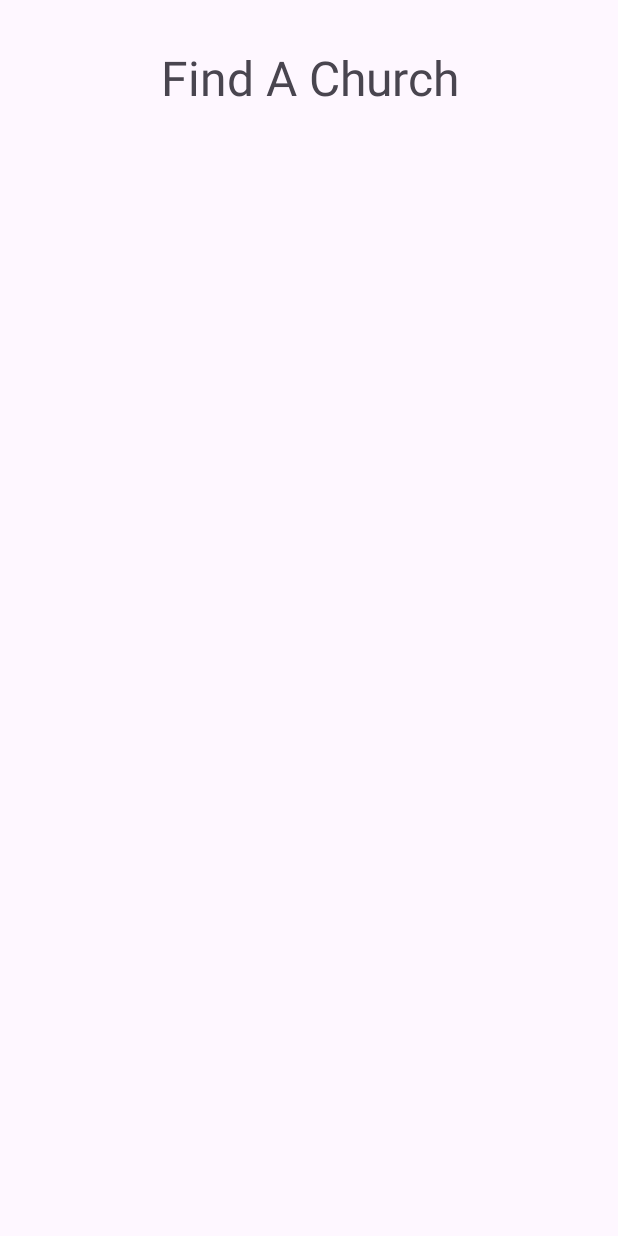
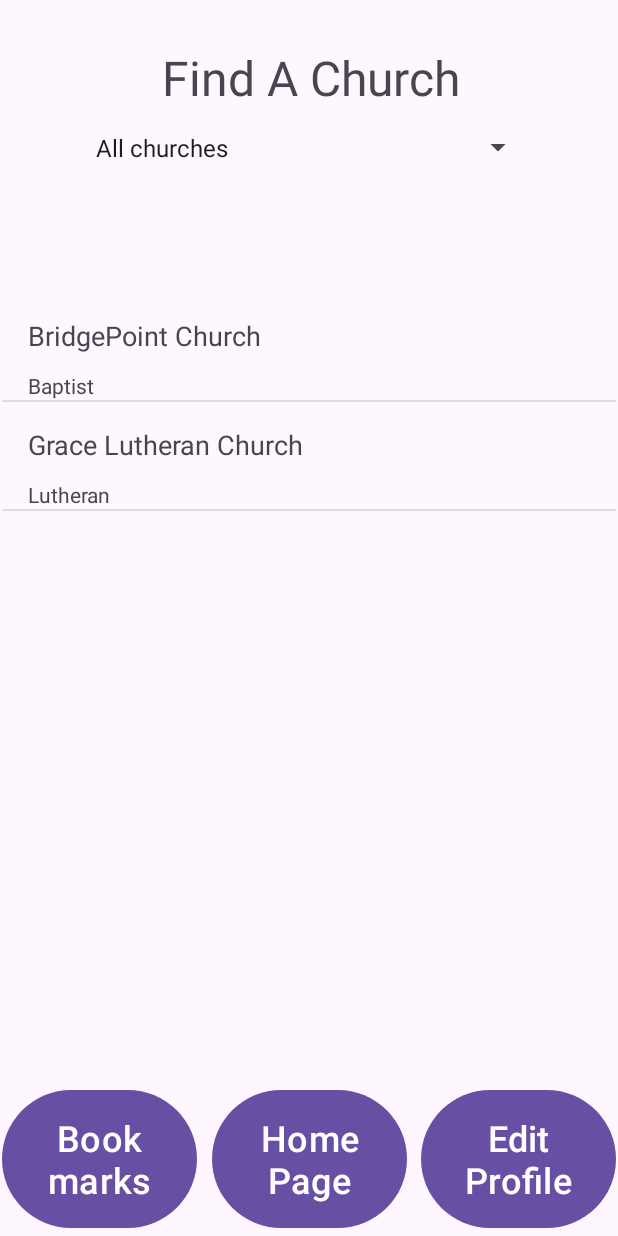
Before and after one commit to GabrielBall05/ChurchFinderApp, an Android app: the UserNoChurchHome screen opened directly, with no data from a screen before it, on a phone screen of 412 x 824 dp. Run offline under Robolectric (Android 15) with nearby library versions, the phone set to English and light mode, and no system bars.

Commit message:
User (with no church) can find a church now
-Filters include: All churches, search by name, search by denomination, search by city.
-When searching by name or city, the user can type whatever they want to search.
-When searching by denomination, the user has a drop down of all the preset denominations.
-Adding or removing any text from the search box updates the list (same with selecting a new denomination from the drop down menu).
-Menu bar for that page made

```diff
--- /dev/null
+++ b/ChurchApp/app/src/main/java/com/example/churchapp/Adapters/ListOfChurchesAdapter.java
@@ -0,0 +1,63 @@
+package com.example.churchapp.Adapters;
+
+import android.app.Activity;
+import android.content.Context;
+import android.view.LayoutInflater;
+import android.view.View;
+import android.view.ViewGroup;
+import android.widget.BaseAdapter;
+import android.widget.TextView;
+
+import com.example.churchapp.Models.Church;
+import com.example.churchapp.Models.Event;
+import com.example.churchapp.R;
+
+import java.util.ArrayList;
+
+public class ListOfChurchesAdapter extends BaseAdapter
+{
+    ArrayList<Church> listOfChurches;
+    Context context;
+
+    public ListOfChurchesAdapter(Context c, ArrayList<Church> ls)
+    {
+        context = c;
+        listOfChurches = ls;
+    }
+
+    @Override
+    public int getCount()
+    {
+        return listOfChurches.size();
+    }
+
+    @Override
+    public Object getItem(int i)
+    {
+        return listOfChurches.get(i);
+    }
+
+    @Override
+    public long getItemId(int i)
+    {
+        return i;
+    }
+
+    @Override
+    public View getView(int i, View view, ViewGroup parent)
+    {
+        if (view == null)
+        {
+            LayoutInflater mInflater = (LayoutInflater) context.getSystemService(Activity.LAYOUT_INFLATER_SERVICE);
+            view = mInflater.inflate(R.layout.filtered_churches_custom_cell, null);
+        }
+
+        TextView tv_name = view.findViewById(R.id.tv_filteredChurchesCC_name);
+        TextView tv_denomination = view.findViewById(R.id.tv_filteredChurchesCC_denomination);
+        Church church = listOfChurches.get(i);
+        tv_name.setText(church.getName());
+        tv_denomination.setText(church.getDenomination());
+
+        return view;
+    }
+}
--- a/ChurchApp/app/src/main/java/com/example/churchapp/Confirmations/DeleteConfirmation.java
+++ b/ChurchApp/app/src/main/java/com/example/churchapp/Confirmations/DeleteConfirmation.java
@@ -107,6 +107,7 @@ public class DeleteConfirmation extends AppCompatActivity
                 else if (cameFrom.equals("editChurchProfileIntent"))
                 {
                     Log.v("Button Press", "Deleting Church - Moving to MainActivity");
+                    eventsDb.deleteChurchEvents(Session.getChurch().getEmail());
                     churchesDb.deleteChurch(Session.getChurch().getEmail());
                     startActivity(mainActivityIntent);
                 }
@@ -136,7 +137,6 @@ public class DeleteConfirmation extends AppCompatActivity
                 }
                 else if (cameFrom.equals("editChurchProfileIntent"))
                 {
-
                     Log.v("Button Press", "Not Deleting - Moving back to ");
                     startActivity(editChurchProfileIntent);
                 }
--- a/ChurchApp/app/src/main/java/com/example/churchapp/Database/ChurchesTableHelper.java
+++ b/ChurchApp/app/src/main/java/com/example/churchapp/Database/ChurchesTableHelper.java
@@ -165,7 +165,7 @@ public class ChurchesTableHelper
     {
         ArrayList<Church> listOfChurches = new ArrayList<Church>();
 
-        String selectQuery = "SELECT * FROM " + DatabaseVariables.CHURCHES_TABLE + " WHERE city = '" + c + "';";
+        String selectQuery = "SELECT * FROM " + DatabaseVariables.CHURCHES_TABLE + " WHERE city LIKE '%" + c + "%';";
 
         SQLiteDatabase db = ctx.getReadableDatabase();
         Cursor cursor = db.rawQuery(selectQuery, null);
--- a/ChurchApp/app/src/main/java/com/example/churchapp/MainActivity.java
+++ b/ChurchApp/app/src/main/java/com/example/churchapp/MainActivity.java
@@ -168,6 +168,7 @@ public class MainActivity extends AppCompatActivity
         });
     }
 
+    /**========================================GET THE ACCOUNT TYPE ASSOCIATED WITH THIS EMAIL========================================*/
     public String getEmailAccountType(String email)
     {
         if (usersDb.getUserByEmail(email) != null)
@@ -212,7 +213,7 @@ public class MainActivity extends AppCompatActivity
 
 
 
-    //LOGGING ALL USERS AND CHURCHES FOR TESTING
+    /**========================================LOGGIN ALL USERS AND CHURCHES FOR TESTING (EMAILS & PASSWORDS)========================================*/
     private void logAllUsersAndChurches()
     {
         Log.i("USERS", "==========ALL USERS==========");
--- a/ChurchApp/app/src/main/java/com/example/churchapp/Other/CreateChurch.java
+++ b/ChurchApp/app/src/main/java/com/example/churchapp/Other/CreateChurch.java
@@ -14,6 +14,7 @@ import android.widget.Spinner;
 import android.widget.TextView;
 import android.widget.Toast;
 
+import com.example.churchapp.ChurchIntents.ChurchHome;
 import com.example.churchapp.Database.ChurchesTableHelper;
 import com.example.churchapp.Database.UsersTableHelper;
 import com.example.churchapp.MainActivity;
@@ -77,7 +78,7 @@ public class CreateChurch extends AppCompatActivity
 
         //INTENTS
         mainActivityIntent = new Intent(CreateChurch.this, MainActivity.class);
-        churchHomeIntent = new Intent(CreateChurch.this, UserNoChurchHome.class);
+        churchHomeIntent = new Intent(CreateChurch.this, ChurchHome.class);
 
         //FUNCTIONS
         registerButtonClick();
@@ -134,8 +135,8 @@ public class CreateChurch extends AppCompatActivity
                         //ORDER: email, password, name, denomination, statementOfFaith, streetAddress, city, number
                         Church church = new Church(email, password, name, denomination, statement, address, city, number);
                         churchesDb.createChurch(church);
+                        Log.v("CREATED", "Created account - Moving to ChurchHome");
                         startActivity(churchHomeIntent);
-                        Log.v("CREATED", "Created account - Moving to ChurchHome");
                     }
                     else //If it's not unique
                     {
--- a/ChurchApp/app/src/main/java/com/example/churchapp/UserNoChurchIntents/UserNoChurchHome.java
+++ b/ChurchApp/app/src/main/java/com/example/churchapp/UserNoChurchIntents/UserNoChurchHome.java
@@ -2,17 +2,289 @@ package com.example.churchapp.UserNoChurchIntents;
 
 import androidx.appcompat.app.AppCompatActivity;
 
+import android.content.Intent;
 import android.os.Bundle;
+import android.text.Editable;
+import android.text.TextWatcher;
+import android.util.Log;
+import android.view.View;
+import android.widget.AdapterView;
+import android.widget.ArrayAdapter;
+import android.widget.Button;
+import android.widget.EditText;
+import android.widget.ListView;
+import android.widget.Spinner;
+import android.widget.Toast;
 
+import com.example.churchapp.Adapters.ListOfChurchesAdapter;
+import com.example.churchapp.Adapters.MyEventsAdapter;
+import com.example.churchapp.Database.ChurchesTableHelper;
+import com.example.churchapp.Models.Church;
+import com.example.churchapp.Models.Event;
+import com.example.churchapp.Other.Session;
 import com.example.churchapp.R;
+
+import java.util.ArrayList;
 
 public class UserNoChurchHome extends AppCompatActivity
 {
+    //GUI
+    EditText et_search;
+    Spinner sp_filter;
+    Spinner sp_denominations;
+    ListView lv_churches;
+    Button btn_bookmarks;
+    Button btn_editProfile;
+
+    //DATABASE
+    ChurchesTableHelper churchesDb;
+
+    //INTENTS
+    Intent churchDetailsIntent;
+    Intent bookmarksIntent;
+    Intent editUserProfileIntent;
+
+    //STRINGS
+    String searchByName = "Search by name";
+    String searchByDenomination = "Search by denomination";
+    String searchByCity = "Search by city";
+    String allChurches = "All churches";
+
+    //BOOLEANS
+    Boolean searchingByName = false;
+    Boolean searchingByCity = false;
+    Boolean searchingByDenomination = false;
+
+    //ADAPTER
+    ListOfChurchesAdapter adapter;
+
+    //ARRAYLIST
+    ArrayList<Church> listOfChurches;
+
 
     @Override
     protected void onCreate(Bundle savedInstanceState)
     {
         super.onCreate(savedInstanceState);
         setContentView(R.layout.activity_user_no_church_home);
+
+        //GUI
+        et_search = findViewById(R.id.et_userNCHome_search);
+        sp_filter = findViewById(R.id.sp_userNCHome_filter);
+        sp_denominations = findViewById(R.id.sp_userNCHome_denominations);
+        lv_churches = findViewById(R.id.lv_userNCHome_churches);
+        btn_bookmarks = findViewById(R.id.btn_userNCHome_bookmarks);
+        btn_editProfile = findViewById(R.id.btn_userNCHome_editProfile);
+
+        //DATABASE
+        churchesDb = new ChurchesTableHelper(this);
+
+        //INTENTS
+        churchDetailsIntent = new Intent(UserNoChurchHome.this, ChurchDetails.class);
+        bookmarksIntent = new Intent(UserNoChurchHome.this, BookmarkedChurches.class);
+        editUserProfileIntent = new Intent(UserNoChurchHome.this, EditUserProfile.class);
+
+        //FILTER SPINNER
+        ArrayAdapter<CharSequence> filterAdapter = ArrayAdapter.createFromResource(this, R.array.filter, android.R.layout.simple_spinner_item);
+        filterAdapter.setDropDownViewResource(android.R.layout.simple_spinner_dropdown_item);
+        sp_filter.setAdapter(filterAdapter);
+
+        //DENOMINATIONS SPINNER
+        ArrayAdapter<CharSequence> denominationsAdapter = ArrayAdapter.createFromResource(this, R.array.denominations, android.R.layout.simple_spinner_item);
+        denominationsAdapter.setDropDownViewResource(android.R.layout.simple_spinner_dropdown_item);
+        sp_denominations.setAdapter(denominationsAdapter);
+
+        //ARRAYLIST
+        listOfChurches = new ArrayList<Church>();
+        listOfChurches = churchesDb.getAllChurches();
+
+        //FUNCTIONS
+        fillListView();
+        searchBarChange();
+        listViewItemSelect();
+        filterSelect();
+        denominationSelect();
+        bookmarksButtonClick();
+        editProfileButtonClick();
+    }
+
+    /**========================================SEARCH BAR CHANGE========================================*/
+    private void searchBarChange()
+    {
+        et_search.addTextChangedListener(new TextWatcher()
+        {
+            @Override
+            public void beforeTextChanged(CharSequence s, int start, int count, int after) {}
+            @Override
+            public void onTextChanged(CharSequence s, int start, int before, int count)
+            {
+                String text = s.toString();
+                listOfChurches = new ArrayList<Church>();
+
+                if (searchingByName)
+                {
+                    listOfChurches = churchesDb.getChurchesByName(text);
+                }
+                else if (searchingByCity)
+                {
+                    listOfChurches = churchesDb.getChurchesByCity(text);
+                }
+
+                fillListView();
+            }
+            @Override
+            public void afterTextChanged(Editable s) {}
+        });
+    }
+
+    /**========================================LIST VIEW ITEM CLICK========================================*/
+    private void listViewItemSelect()
+    {
+        lv_churches.setOnItemClickListener(new AdapterView.OnItemClickListener()
+        {
+            @Override
+            public void onItemClick(AdapterView<?> parent, View view, int i, long id)
+            {
+                Log.v("List View Item Select", "List View item selected - Moving to ChurchDetails");
+                churchDetailsIntent.putExtra("thisChurch", listOfChurches.get(i));
+                startActivity(churchDetailsIntent);
+            }
+        });
+    }
+
+    /**========================================FILTER SELECTED========================================*/
+    private void filterSelect()
+    {
+        sp_filter.setOnItemSelectedListener(new AdapterView.OnItemSelectedListener()
+        {
+            @Override
+            public void onItemSelected(AdapterView<?> parent, View view, int i, long id)
+            {
+                String text = parent.getItemAtPosition(i).toString();
+                Toast.makeText(parent.getContext(), text, Toast.LENGTH_SHORT).show();
+
+                if (text.equals(searchByDenomination)) //IF THE USER WANTS TO SEARCH BY DENOMINATION
+                {
+                    sp_denominations.setVisibility(View.VISIBLE);
+                    et_search.setVisibility(View.INVISIBLE);
+                    et_search.setText("");
+
+                    searchingByName = false;
+                    searchingByDenomination = true;
+                    searchingByCity = false;
+                    Log.v("SEARCHING BY: ", "Searching by denomination");
+
+                    listOfChurches = new ArrayList<Church>();
+                    listOfChurches = churchesDb.getChurchesByDenomination(sp_denominations.getSelectedItem().toString());
+                    fillListView();
+                }
+                else if (text.equals(searchByName)) //IF THE USER WANTS TO SEARCH BY NAME
+                {
+                    sp_denominations.setVisibility(View.INVISIBLE);
+                    et_search.setVisibility(View.VISIBLE);
+                    et_search.setHint("Search by name");
+                    et_search.setText("");
+
+                    searchingByName = true;
+                    searchingByDenomination = false;
+                    searchingByCity = false;
+                    Log.v("SEARCHING BY: ", "Searching by name");
+
+                    listOfChurches = new ArrayList<Church>();
+                    listOfChurches = churchesDb.getAllChurches(); //Keep them all there for now, changing the text in the search bar updates it
+                    fillListView();
+                }
+                else if (text.equals(searchByCity)) //IF THE USER WANTS TO SEARCH BY CITY
+                {
+                    sp_denominations.setVisibility(View.INVISIBLE);
+                    et_search.setVisibility(View.VISIBLE);
+                    et_search.setHint("Search by city");
+                    et_search.setText("");
+
+                    searchingByName = false;
+                    searchingByDenomination = false;
+                    searchingByCity = true;
+                    Log.v("SEARCHING BY: ", "Searching by city");
+
+                    listOfChurches = new ArrayList<Church>();
+                    listOfChurches = churchesDb.getAllChurches(); //Keep them all there for now, changing the text in the search bar updates it
+                    fillListView();
+                }
+                else if (text.equals(allChurches)) //IF THE USER WANTS TO SEE ALL CHURCHES
+                {
+                    sp_denominations.setVisibility(View.INVISIBLE);
+                    et_search.setVisibility(View.INVISIBLE);
+                    et_search.setText("");
+
+                    searchingByName = false;
+                    searchingByDenomination = false;
+                    searchingByCity = false;
+
+                    listOfChurches = new ArrayList<Church>();
+                    listOfChurches = churchesDb.getAllChurches();
+                    fillListView();
+                }
+            }
+            @Override
+            public void onNothingSelected(AdapterView<?> parent) {}
+        });
+    }
+
+    /**========================================DENOMINATION SELECTED========================================*/
+    private void denominationSelect()
+    {
+        sp_denominations.setOnItemSelectedListener(new AdapterView.OnItemSelectedListener()
+        {
+            @Override
+            public void onItemSelected(AdapterView<?> parent, View view, int i, long id)
+            {
+                String text = parent.getItemAtPosition(i).toString();
+                Toast.makeText(parent.getContext(), text, Toast.LENGTH_SHORT).show();
+
+                if (searchingByDenomination)
+                {
+                    listOfChurches = new ArrayList<Church>();
+                    listOfChurches = churchesDb.getChurchesByDenomination(text);
+                    fillListView();
+                }
+            }
+            @Override
+            public void onNothingSelected(AdapterView<?> parent) {}
+        });
+    }
+
+    /**========================================FILL LIST VIEW========================================*/
+    private void fillListView()
+    {
+        adapter = new ListOfChurchesAdapter(this, listOfChurches);
+        lv_churches.setAdapter(adapter);
+    }
+
+    /**========================================BOOKMARKS BUTTON PRESS========================================*/
+    private void bookmarksButtonClick()
+    {
+        btn_bookmarks.setOnClickListener(new View.OnClickListener()
+        {
+            @Override
+            public void onClick(View v)
+            {
+                Log.v("Button Press", "Bookmarked Churches Button Press - Moving to BookmarkedChurches");
+                startActivity(bookmarksIntent);
+            }
+        });
+    }
+
+    /**========================================EDIT PROFILE BUTTON PRESS========================================*/
+    private void editProfileButtonClick()
+    {
+        btn_editProfile.setOnClickListener(new View.OnClickListener()
+        {
+            @Override
+            public void onClick(View v)
+            {
+                Log.v("Button Press", "Edit Profile (User) Button Press - Moving to EditUserProfile");
+                startActivity(editUserProfileIntent);
+            }
+        });
     }
 }
--- a/ChurchApp/app/src/main/res/layout/activity_user_no_church_home.xml
+++ b/ChurchApp/app/src/main/res/layout/activity_user_no_church_home.xml
@@ -10,11 +10,98 @@
         android:id="@+id/textView13"
         android:layout_width="wrap_content"
         android:layout_height="wrap_content"
+        android:layout_marginStart="107dp"
         android:layout_marginTop="30dp"
+        android:layout_marginEnd="106dp"
         android:text="Find A Church"
         android:textAlignment="center"
         android:textSize="32sp"
         app:layout_constraintEnd_toEndOf="parent"
         app:layout_constraintStart_toStartOf="parent"
         app:layout_constraintTop_toTopOf="parent" />
+
+    <EditText
+        android:id="@+id/et_userNCHome_search"
+        android:layout_width="300dp"
+        android:layout_height="wrap_content"
+        android:layout_marginStart="55dp"
+        android:layout_marginTop="17dp"
+        android:layout_marginEnd="56dp"
+        android:ems="10"
+        android:hint="Search by name"
+        android:inputType="text"
+        app:layout_constraintEnd_toEndOf="parent"
+        app:layout_constraintStart_toStartOf="parent"
+        app:layout_constraintTop_toBottomOf="@+id/sp_userNCHome_filter" />
+
+    <Spinner
+        android:id="@+id/sp_userNCHome_filter"
+        android:layout_width="300dp"
+        android:layout_height="50dp"
+        android:layout_marginStart="55dp"
+        android:layout_marginEnd="56dp"
+        app:layout_constraintEnd_toEndOf="parent"
+        app:layout_constraintStart_toStartOf="parent"
+        app:layout_constraintTop_toBottomOf="@+id/textView13" />
+
+    <Spinner
+        android:id="@+id/sp_userNCHome_denominations"
+        android:layout_width="300dp"
+        android:layout_height="50dp"
+        android:layout_marginStart="55dp"
+        android:layout_marginTop="12dp"
+        android:layout_marginEnd="56dp"
+        android:visibility="invisible"
+        app:layout_constraintEnd_toEndOf="parent"
+        app:layout_constraintStart_toStartOf="parent"
+        app:layout_constraintTop_toBottomOf="@+id/sp_userNCHome_filter" />
+
+    <ListView
+        android:id="@+id/lv_userNCHome_churches"
+        android:layout_width="409dp"
+        android:layout_height="435dp"
+        android:layout_marginStart="1dp"
+        android:layout_marginTop="9dp"
+        android:layout_marginEnd="1dp"
+        app:layout_constraintEnd_toEndOf="parent"
+        app:layout_constraintStart_toStartOf="parent"
+        app:layout_constraintTop_toBottomOf="@+id/et_userNCHome_search" />
+
+    <Button
+        android:id="@+id/btn_userNCHome_bookmarks"
+        android:layout_width="130dp"
+        android:layout_height="100dp"
+        android:layout_marginStart="1dp"
+        android:layout_marginBottom="1dp"
+        android:text="Book\nmarks"
+        android:textAlignment="center"
+        android:textSize="24sp"
+        app:layout_constraintBottom_toBottomOf="parent"
+        app:layout_constraintStart_toStartOf="parent" />
+
+    <Button
+        android:id="@+id/button2"
+        android:layout_width="130dp"
+        android:layout_height="100dp"
+        android:layout_marginStart="10dp"
+        android:layout_marginEnd="9dp"
+        android:layout_marginBottom="1dp"
+        android:text="Home Page"
+        android:textAlignment="center"
+        android:textSize="24sp"
+        app:layout_constraintBottom_toBottomOf="parent"
+        app:layout_constraintEnd_toStartOf="@+id/btn_userNCHome_editProfile"
+        app:layout_constraintStart_toEndOf="@+id/btn_userNCHome_bookmarks" />
+
+    <Button
+        android:id="@+id/btn_userNCHome_editProfile"
+        android:layout_width="130dp"
+        android:layout_height="100dp"
+        android:layout_marginEnd="1dp"
+        android:layout_marginBottom="1dp"
+        android:text="Edit Profile"
+        android:textAlignment="center"
+        android:textSize="24sp"
+        app:layout_constraintBottom_toBottomOf="parent"
+        app:layout_constraintEnd_toEndOf="parent" />
 </androidx.constraintlayout.widget.ConstraintLayout>
--- /dev/null
+++ b/ChurchApp/app/src/main/res/layout/filtered_churches_custom_cell.xml
@@ -0,0 +1,29 @@
+<?xml version="1.0" encoding="utf-8"?>
+<androidx.constraintlayout.widget.ConstraintLayout xmlns:android="http://schemas.android.com/apk/res/android"
+    xmlns:app="http://schemas.android.com/apk/res-auto"
+    xmlns:tools="http://schemas.android.com/tools"
+    android:layout_width="match_parent"
+    android:layout_height="match_parent">
+
+    <TextView
+        android:id="@+id/tv_filteredChurchesCC_name"
+        android:layout_width="wrap_content"
+        android:layout_height="wrap_content"
+        android:layout_marginStart="17dp"
+        android:layout_marginTop="16dp"
+        android:text="TextView"
+        android:textSize="18sp"
+        app:layout_constraintStart_toStartOf="parent"
+        app:layout_constraintTop_toTopOf="parent" />
+
+    <TextView
+        android:id="@+id/tv_filteredChurchesCC_denomination"
+        android:layout_width="wrap_content"
+        android:layout_height="wrap_content"
+        android:layout_marginStart="17dp"
+        android:layout_marginTop="11dp"
+        android:text="TextView"
+        android:textSize="14sp"
+        app:layout_constraintStart_toStartOf="parent"
+        app:layout_constraintTop_toBottomOf="@+id/tv_filteredChurchesCC_name" />
+</androidx.constraintlayout.widget.ConstraintLayout>
--- a/ChurchApp/app/src/main/res/values/strings.xml
+++ b/ChurchApp/app/src/main/res/values/strings.xml
@@ -11,4 +11,11 @@
         <item>Pentecostal</item>
         <item>Baptist</item>
     </string-array>
+
+    <string-array name="filter">
+        <item>All churches</item>
+        <item>Search by name</item>
+        <item>Search by denomination</item>
+        <item>Search by city</item>
+    </string-array>
 </resources>
```
Also changed, not shown: ChurchApp/app/src/main/AndroidManifest.xml (+9 -0 lines), ChurchApp/app/src/main/java/com/example/churchapp/ChurchIntents/ChurchHome.java (+5 -2 lines), ChurchApp/app/src/main/java/com/example/churchapp/Database/EventsTableHelper.java (+32 -1 lines), ChurchApp/app/src/main/java/com/example/churchapp/UserNoChurchIntents/BookmarkedChurches.java (added, +18 -0 lines), ChurchApp/app/src/main/java/com/example/churchapp/UserNoChurchIntents/ChurchDetails.java (added, +18 -0 lines), ChurchApp/app/src/main/java/com/example/churchapp/UserNoChurchIntents/EditUserProfile.java (added, +18 -0 lines), ChurchApp/app/src/main/res/layout/activity_bookmarked_churches.xml (added, +9 -0 lines), ChurchApp/app/src/main/res/layout/activity_church_details.xml (added, +9 -0 lines), ChurchApp/app/src/main/res/layout/activity_delete_confirmation.xml (+23 -10 lines), ChurchApp/app/src/main/res/layout/activity_edit_user_profile.xml (added, +9 -0 lines).
